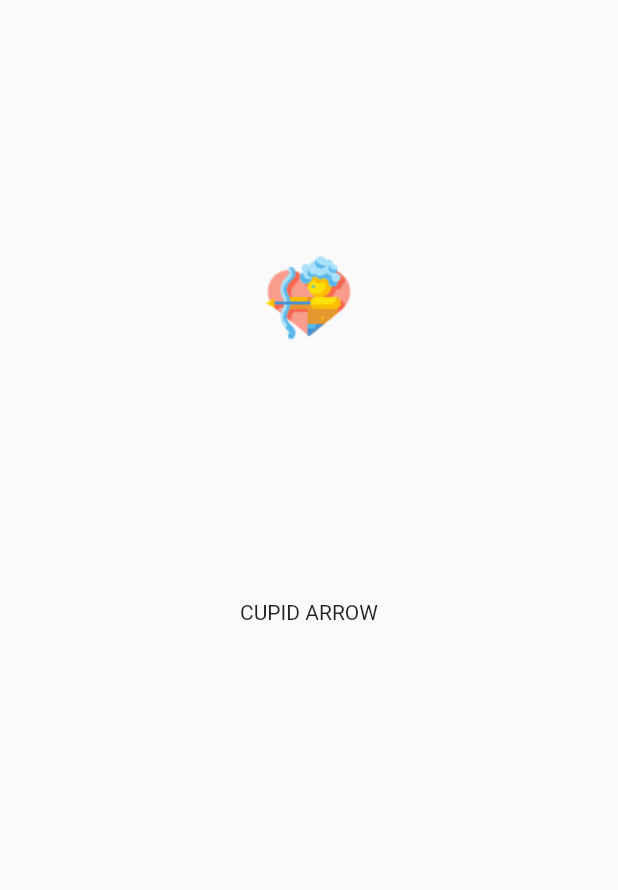
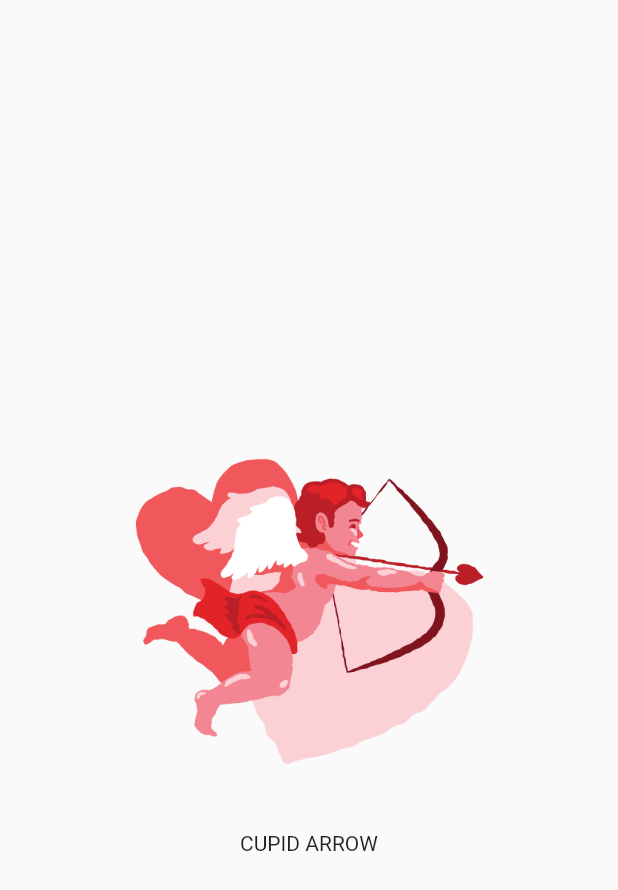
Before and after one commit to 13KuntalRoy/cupid_arrow, a Flutter app: the screen it shows after launch, on a phone screen of 412 x 824 dp. Shown: the top 890 px of the screen. Run offline on Flutter 3.47's test engine with Material 2 defaults, Android fonts, the phone set to English and light mode, and no system bars.

```diff
--- a/lib/screens/splash_screen.dart
+++ b/lib/screens/splash_screen.dart
@@ -32,17 +32,18 @@ class _SplashScreenState extends State<SplashScreen> {
       body: SafeArea(
       child: Center(
         child: Column(
+          mainAxisAlignment: MainAxisAlignment.center,
           children:<Widget> [
-            Image.asset("images/logo_cupid.png",
-              width: 400.0,
-              height: 400.0,
-
+            Image.asset("images/logo_cupid1.png",
+              width: 300.0,
+              height: 300.0,
             ),
             Text('CUPID ARROW'),
           ],
         ),
       ),
-    ),
+      ),
+
     );
   }
 }
--- a/pubspec.yaml
+++ b/pubspec.yaml
@@ -59,6 +59,7 @@ flutter:
 
   # To add assets to your application, add an assets section, like this:
   assets:
+     - images/logo_cupid1.png
      - images/logo_cupid.png
      - images/couple.png
 
```
Also changed, not shown: images/logo_cupid1.png (added).
